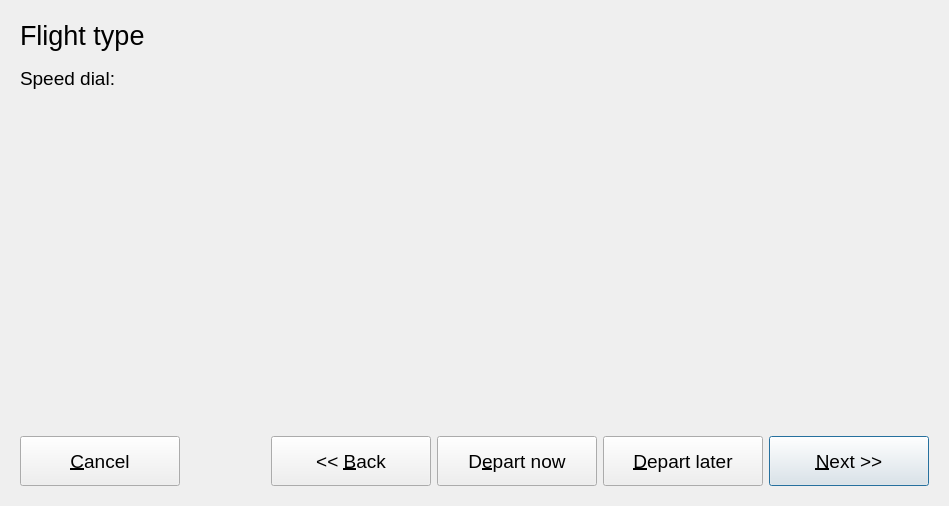
Above: src/gui/windows/FlightWizard.ui from Akaflieg/startkladde before the change. Below: the same form after it.
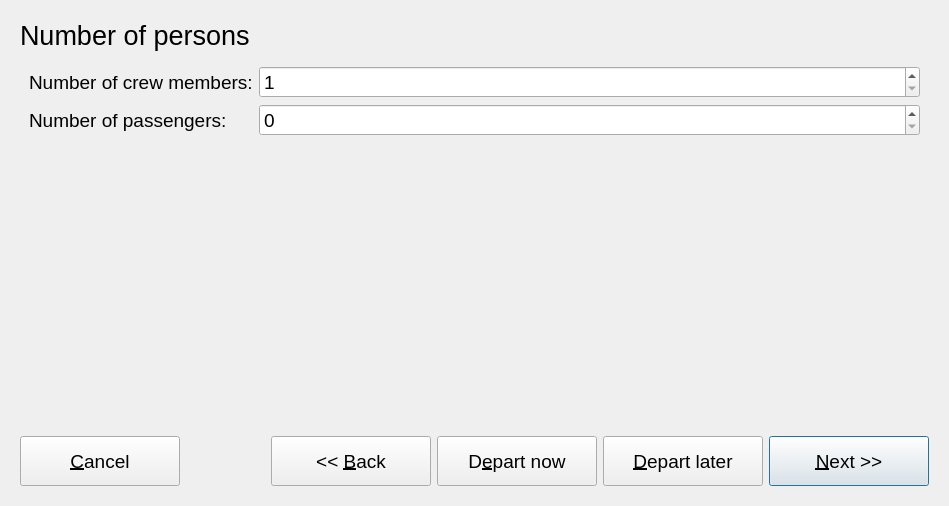
That is the form after the change. Custom widgets are drawn as their Qt base class.

Commit message: anonymous mode

```diff
--- a/src/gui/windows/FlightWizard.ui
+++ b/src/gui/windows/FlightWizard.ui
@@ -23,7 +23,7 @@
    <item>
     <widget class="QStackedWidget" name="stack">
      <property name="currentIndex">
-      <number>1</number>
+      <number>3</number>
      </property>
      <widget class="QWidget" name="page1">
       <layout class="QVBoxLayout" name="verticalLayout_2">
@@ -318,6 +318,86 @@
        </item>
       </layout>
      </widget>
+     <widget class="QWidget" name="page_anonymous">
+      <layout class="QVBoxLayout" name="verticalLayout_6">
+       <item>
+        <widget class="QLabel" name="label_3">
+         <property name="font">
+          <font>
+           <pointsize>20</pointsize>
+          </font>
+         </property>
+         <property name="text">
+          <string>Number of persons</string>
+         </property>
+        </widget>
+       </item>
+       <item>
+        <widget class="QWidget" name="widget_4" native="true">
+         <layout class="QFormLayout" name="formLayout_2">
+          <item row="0" column="0">
+           <widget class="QLabel" name="label_4">
+            <property name="font">
+             <font>
+              <pointsize>14</pointsize>
+             </font>
+            </property>
+            <property name="text">
+             <string>Number of crew members:</string>
+            </property>
+           </widget>
+          </item>
+          <item row="1" column="0">
+           <widget class="QLabel" name="label_5">
+            <property name="font">
+             <font>
+              <pointsize>14</pointsize>
+             </font>
+            </property>
+            <property name="text">
+             <string>Number of passengers:</string>
+            </property>
+           </widget>
+          </item>
+          <item row="0" column="1">
+           <widget class="QSpinBox" name="numCrewInput">
+            <property name="font">
+             <font>
+              <pointsize>14</pointsize>
+             </font>
+            </property>
+            <property name="minimum">
+             <number>1</number>
+            </property>
+           </widget>
+          </item>
+          <item row="1" column="1">
+           <widget class="QSpinBox" name="numPaxInput">
+            <property name="font">
+             <font>
+              <pointsize>14</pointsize>
+             </font>
+            </property>
+           </widget>
+          </item>
+         </layout>
+        </widget>
+       </item>
+       <item>
+        <spacer name="verticalSpacer_4">
+         <property name="orientation">
+          <enum>Qt::Vertical</enum>
+         </property>
+         <property name="sizeHint" stdset="0">
+          <size>
+           <width>20</width>
+           <height>40</height>
+          </size>
+         </property>
+        </spacer>
+       </item>
+      </layout>
+     </widget>
     </widget>
    </item>
    <item>
@@ -453,6 +533,11 @@
   </layout>
  </widget>
  <customwidgets>
+  <customwidget>
+   <class>SkComboBox</class>
+   <extends>QComboBox</extends>
+   <header>src/gui/widgets/SkComboBox.h</header>
+  </customwidget>
   <customwidget>
    <class>CompletionLineEdit</class>
    <extends>QLineEdit</extends>
@@ -461,11 +546,6 @@
     <signal>selectionStateChanged()</signal>
    </slots>
   </customwidget>
-  <customwidget>
-   <class>SkComboBox</class>
-   <extends>QComboBox</extends>
-   <header>src/gui/widgets/SkComboBox.h</header>
-  </customwidget>
  </customwidgets>
  <tabstops>
   <tabstop>planeEdit</tabstop>
```
Left out of the diff: 4 changed lines with no effect on the pictures. The commit also changes 24 other files.
